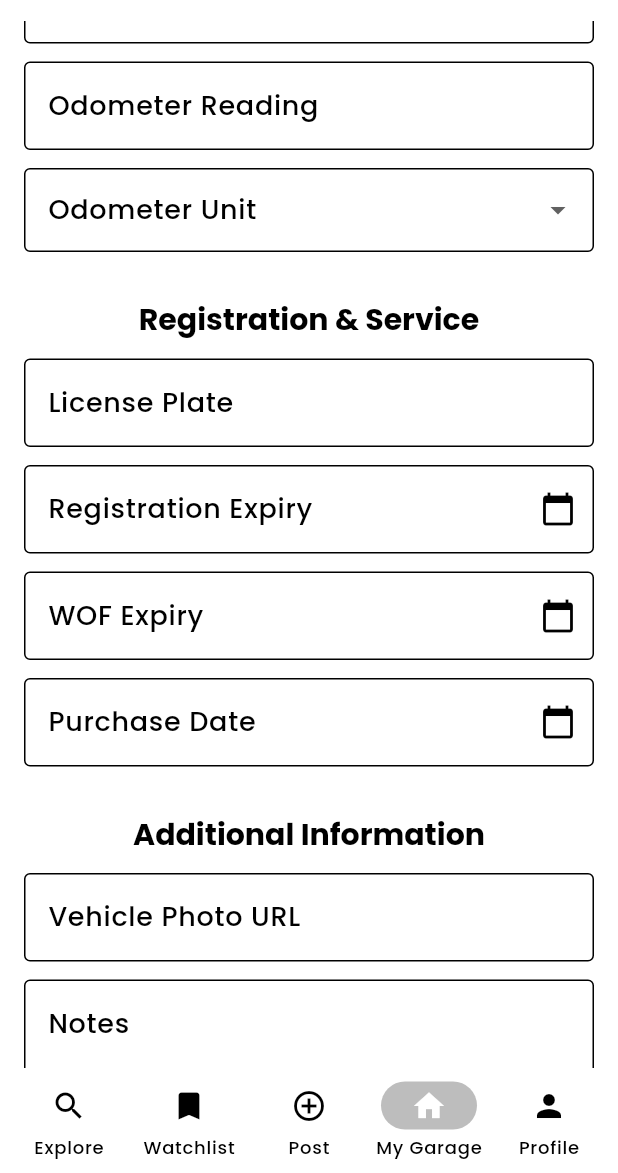
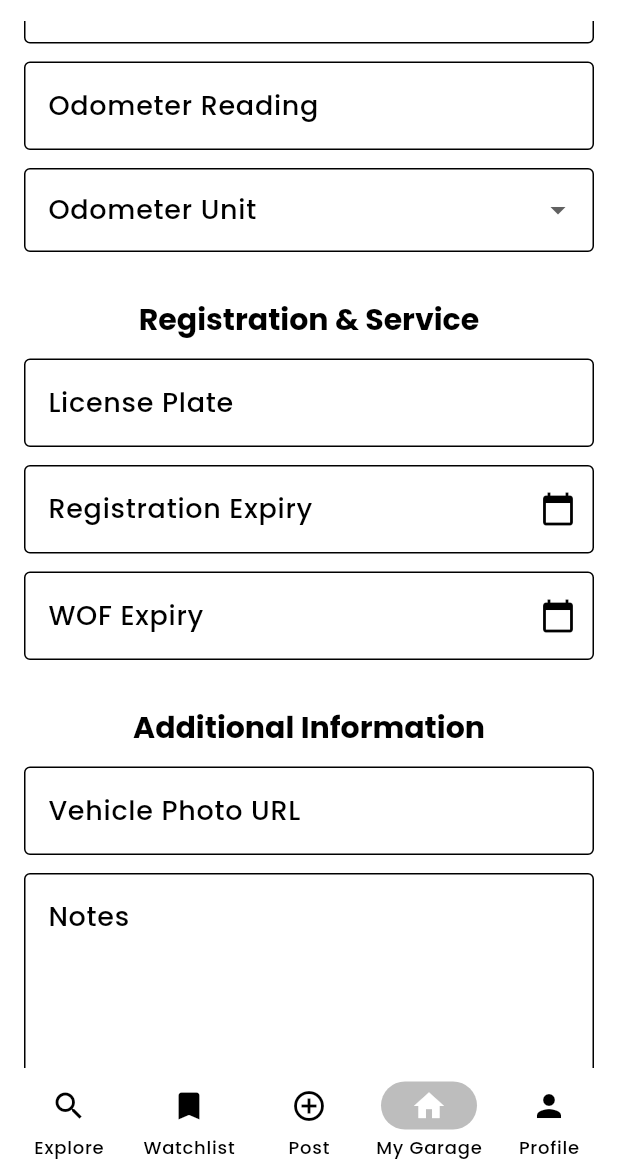
Before and after one commit to joengelena/aurae-beauty-app, a Flutter app: the AddVehiclePage screen opened by its route, scrolled down 576 dp, on a phone screen of 412 x 824 dp, the part 63-1236 px from its top. Run offline on Flutter 3.47's test engine with Material 3 defaults, Android fonts, the phone set to English and light mode, and no system bars; our stand-ins replace flutter_secure_storage, go_router, image_picker, smooth_page_indicator; missing offline and left inert: dart:js_interop, fetch_client; accounts and stored records are empty; network calls fail.

Commit message:
Remove purchaseDate from userVehicle

```diff
--- a/lib/data/models/user_vehicle.dart
+++ b/lib/data/models/user_vehicle.dart
@@ -13,7 +13,6 @@ class UserVehicle {
   final String? regoExpiryDate;
   final String? wofExpiryDate;
   final String? vehiclePhotoUrl;
-  final String? purchaseDate;
   final String? notes;
   final DateTime createdAt;
   final DateTime updatedAt;
@@ -33,7 +32,6 @@ class UserVehicle {
     this.regoExpiryDate,
     this.wofExpiryDate,
     this.vehiclePhotoUrl,
-    this.purchaseDate,
     this.notes,
     required this.createdAt,
     required this.updatedAt,
@@ -55,7 +53,6 @@ class UserVehicle {
       regoExpiryDate: json['regoExpiryDate'] as String?,
       wofExpiryDate: json['wofExpiryDate'] as String?,
       vehiclePhotoUrl: json['vehiclePhotoUrl'] as String?,
-      purchaseDate: json['purchaseDate'] as String?,
       notes: json['notes'] as String?,
       createdAt: DateTime.parse(json['createdAt'] as String),
       updatedAt: DateTime.parse(json['updatedAt'] as String),
@@ -78,7 +75,6 @@ class UserVehicle {
       'regoExpiryDate': regoExpiryDate,
       'wofExpiryDate': wofExpiryDate,
       'vehiclePhotoUrl': vehiclePhotoUrl,
-      'purchaseDate': purchaseDate,
       'notes': notes,
       'createdAt': createdAt.toIso8601String(),
       'updatedAt': updatedAt.toIso8601String(),
--- a/lib/presentation/widgets/vehicle_form/registration_service_section.dart
+++ b/lib/presentation/widgets/vehicle_form/registration_service_section.dart
@@ -9,9 +9,6 @@ class RegistrationServiceSection extends StatelessWidget {
   @override
   Widget build(BuildContext context) {
     final oneYearAgo = DateTime.now().subtract(const Duration(days: 365));
-    final twentyYearsAgo = DateTime.now().subtract(
-      const Duration(days: 365 * 20),
-    );
 
     return Column(
       spacing: 12,
@@ -36,11 +33,6 @@ class RegistrationServiceSection extends StatelessWidget {
           fieldName: 'wofExpiryDate',
           firstDate: oneYearAgo,
         ),
-        DateFormField<AddVehicleProvider>(
-          labelText: 'Purchase Date',
-          fieldName: 'purchaseDate',
-          firstDate: twentyYearsAgo,
-        ),
       ],
     );
   }
```
